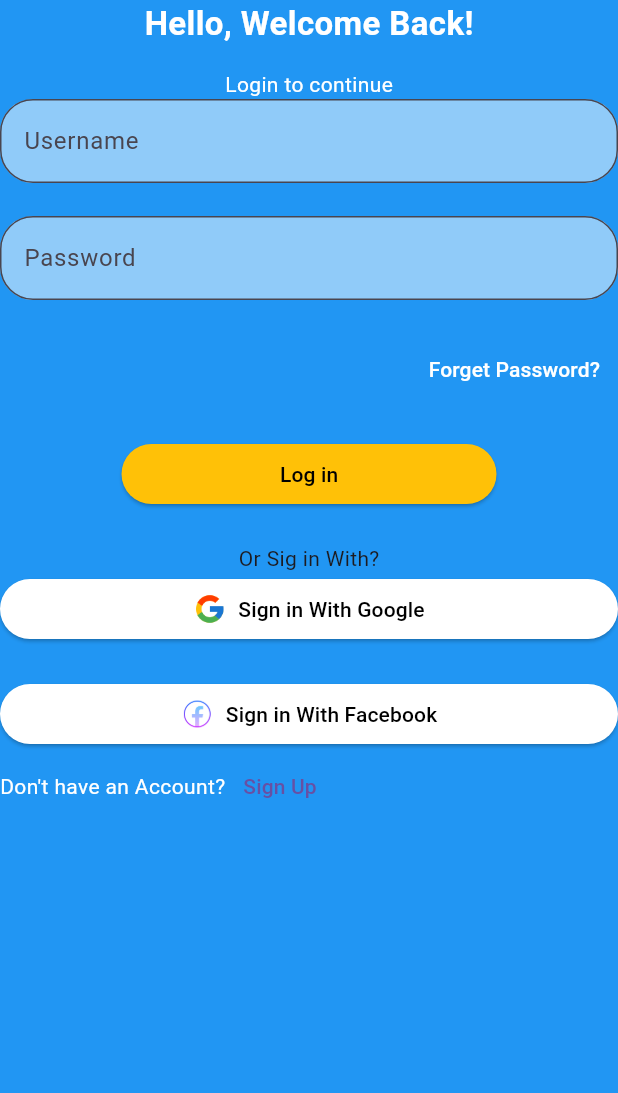
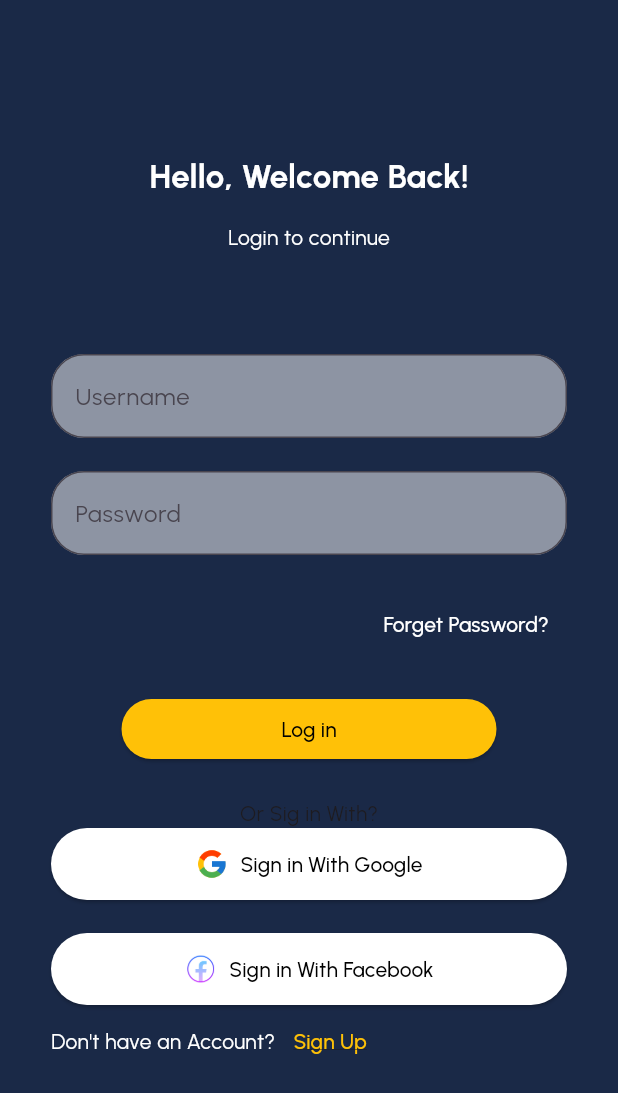
Before and after one commit to KHALEDKHLYAN/Flutter_Messaging-App, a Flutter app: the screen it shows after launch, on a phone screen of 412 x 824 dp. Shown: the top 1093 px of the screen. Run offline on Flutter 3.47's test engine with Material 3 defaults, Android fonts, the phone set to English and light mode, and no system bars.

Commit message:
login page

```diff
--- a/lib/login_reg.dart
+++ b/lib/login_reg.dart
@@ -13,9 +13,13 @@ class _LoginRegisterPageState extends State<LoginRegisterPage> {
   @override
   Widget build(BuildContext context) {
     return Scaffold(
-      backgroundColor: Colors.blue,
-      body: Column(
+      body: Padding(
+        padding: EdgeInsets.all(34.0),
+        child: Column(
           children: [
+            SizedBox(
+              height: 68,
+            ),
             Text(
               "Hello, Welcome Back!",
               style: TextStyle(
@@ -30,6 +34,9 @@ class _LoginRegisterPageState extends State<LoginRegisterPage> {
             Text(
               "Login to continue",
               style: TextStyle(color: Colors.white),
+            ),
+            SizedBox(
+              height: 68,
             ),
             TextField(
               decoration: InputDecoration(
@@ -89,7 +96,9 @@ class _LoginRegisterPageState extends State<LoginRegisterPage> {
               height: 22,
             ),
             Text("Or Sig in With?"),
-          ElevatedButton(
+            SizedBox(
+              height: 48,
+              child: ElevatedButton(
                 onPressed: () {},
                 style: ElevatedButton.styleFrom(
                     foregroundColor: Colors.black,
@@ -103,7 +112,7 @@ class _LoginRegisterPageState extends State<LoginRegisterPage> {
                   mainAxisAlignment: MainAxisAlignment.center,
                   children: [
                     Image(
-                  image: AssetImage("assets/google.png"),
+                      image: AssetImage("assets/images/google.png"),
                       width: 22,
                       height: 22,
                     ),
@@ -112,10 +121,11 @@ class _LoginRegisterPageState extends State<LoginRegisterPage> {
                   ],
                 ),
               ),
+            ),
+            SizedBox(height: 22,),
             SizedBox(
-            height: 22,
-          ),
-          ElevatedButton(
+              height: 48,
+              child: ElevatedButton(
                 onPressed: () {},
                 style: ElevatedButton.styleFrom(
                   foregroundColor: Colors.black,
@@ -124,12 +134,13 @@ class _LoginRegisterPageState extends State<LoginRegisterPage> {
                     borderRadius: BorderRadius.all(
                       Radius.circular(50),
                     ),
-                )),
+                  ),
+                ),
                 child: Row(
                   mainAxisAlignment: MainAxisAlignment.center,
                   children: [
                     Image(
-                  image: AssetImage("assets/facebook.png"),
+                      image: AssetImage("assets/images/facebook.png"),
                       width: 22,
                       height: 22,
                     ),
@@ -138,6 +149,7 @@ class _LoginRegisterPageState extends State<LoginRegisterPage> {
                     ),
                     Text("Sign in With Facebook"),
                   ],
+                ),
               ),
             ),
             Row(
@@ -150,11 +162,21 @@ class _LoginRegisterPageState extends State<LoginRegisterPage> {
                 ),
                 TextButton(
                   onPressed: () {},
-                child: Text("Sign Up"),
+                  style: TextButton.styleFrom(
+                    foregroundColor: Colors.amber,
+                  ),
+                  child: Text(
+                    "Sign Up",
+                    style: TextStyle(
+                      decoration: TextDecoration.underline,
+                    ),
+                  ),
                 ),
               ],
-          )
+            ),
+            Spacer(),
           ],
+        ),
       ),
     );
   }
--- a/lib/main.dart
+++ b/lib/main.dart
@@ -1,3 +1,4 @@
+import 'package:blog_app/styles/app_colors.dart';
 import 'package:flutter/material.dart';
 import 'login_reg.dart';
 
@@ -15,7 +16,8 @@ class MyApp extends StatelessWidget {
       debugShowCheckedModeBanner: false,
       title: 'Blog App',
       theme:  ThemeData(
-        // primarySwatch: Colors.pink,
+        fontFamily: "Urbanist",
+        scaffoldBackgroundColor: AppColors.background,
       ),
       home: const LoginRegisterPage(),
     );
--- /dev/null
+++ b/lib/styles/app_colors.dart
@@ -0,0 +1,13 @@
+import 'package:flutter/material.dart';
+
+class AppColors{
+ static const primary = Color(0xfffBD512);
+ static const font = Color(0xFFD7D7D7);
+ static const font2 = Color(0xFF373737);
+ static const disableFont = Color(0xffA7A7A7);
+ static const disableButton = Color(0xff303030);
+ static const background = Color(0xFF1A2947);
+ static const black = Color(0xff000000);
+ static const white = Color(0xfffffFFF);
+
+}
```
Also changed, not shown: pubspec.yaml (+19 -6 lines), assets/fonts/Urbanist-Black.ttf (added), assets/fonts/Urbanist-Bold.ttf (added), assets/fonts/Urbanist-ExtraLight.ttf (added), assets/fonts/Urbanist-Light.ttf (added), assets/fonts/Urbanist-Medium.ttf (added), assets/fonts/Urbanist-Regular.ttf (added), assets/fonts/Urbanist-SemiBold.ttf (added), assets/images/facebook.png (renamed from assets/facebook.png), assets/images/google.png (renamed from assets/google.png). Lines whose indentation alone changed are shown as unchanged.
